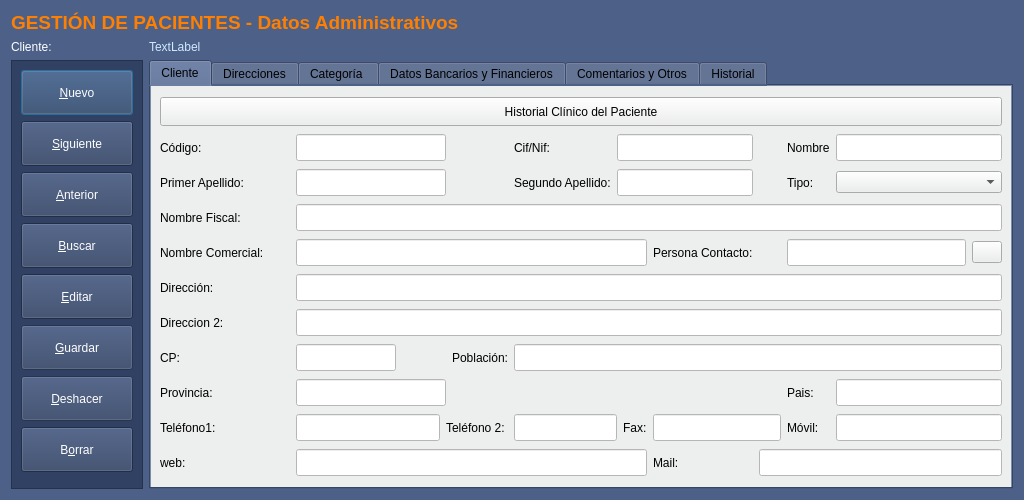
First picture: the form in Zona_Pacientes/frmClientes.ui, repository arcnexus/RedFoX, before the edit.
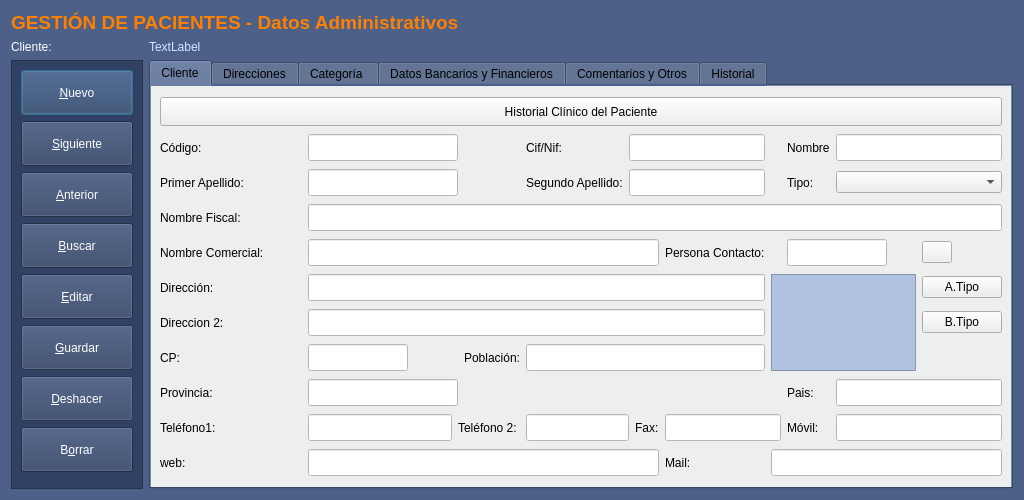
Second picture: the form after the edit. The open tabs and pages were chosen to show the change. Icons and pictures are not drawn.

Commit message: Tipo y subtipo cliente

Diff of the .ui file:
```diff
--- a/Zona_Pacientes/frmClientes.ui
+++ b/Zona_Pacientes/frmClientes.ui
@@ -52,16 +52,6 @@
      </property>
     </widget>
    </item>
-   <item row="1" column="1">
-    <widget class="QLabel" name="txtNombreFiscal">
-     <property name="styleSheet">
-      <string notr="true">color: rgb(208, 233, 255)</string>
-     </property>
-     <property name="text">
-      <string>TextLabel</string>
-     </property>
-    </widget>
-   </item>
    <item row="2" column="0">
     <widget class="QFrame" name="frame_3">
      <property name="sizePolicy">
@@ -297,6 +287,16 @@
      </property>
     </widget>
    </item>
+   <item row="1" column="1">
+    <widget class="QLabel" name="txtNombreFiscal">
+     <property name="styleSheet">
+      <string notr="true">color: rgb(208, 233, 255)</string>
+     </property>
+     <property name="text">
+      <string>TextLabel</string>
+     </property>
+    </widget>
+   </item>
    <item row="2" column="1" colspan="2">
     <widget class="QTabWidget" name="tabWidget">
      <property name="sizePolicy">
@@ -733,7 +733,7 @@
       <string notr="true"/>
      </property>
      <property name="currentIndex">
-      <number>2</number>
+      <number>0</number>
      </property>
      <widget class="QWidget" name="tab">
       <property name="styleSheet">
@@ -743,14 +743,30 @@
        <string>Cliente</string>
       </attribute>
       <layout class="QGridLayout" name="gridLayout_2">
-       <item row="9" column="6">
-        <widget class="QLabel" name="label_21">
+       <item row="2" column="11">
+        <widget class="QLabel" name="label_45">
          <property name="text">
-          <string>Fax:</string>
+          <string>Tipo:</string>
          </property>
         </widget>
        </item>
-       <item row="9" column="7" colspan="2">
+       <item row="2" column="12" colspan="4">
+        <widget class="QComboBox" name="dboTipoCliente"/>
+       </item>
+       <item row="10" column="10" colspan="6">
+        <widget class="QLineEdit" name="txtcEMail">
+         <property name="minimumSize">
+          <size>
+           <width>0</width>
+           <height>27</height>
+          </size>
+         </property>
+         <property name="styleSheet">
+          <string notr="true">background-color: rgb(255, 255, 255);</string>
+         </property>
+        </widget>
+       </item>
+       <item row="9" column="9" colspan="2">
         <widget class="QLineEdit" name="txtcFax">
          <property name="minimumSize">
           <size>
@@ -763,18 +779,18 @@
          </property>
         </widget>
        </item>
-       <item row="9" column="9">
+       <item row="9" column="11">
         <widget class="QLabel" name="label_22">
          <property name="text">
           <string>Móvil:</string>
          </property>
         </widget>
        </item>
-       <item row="9" column="10" colspan="2">
-        <widget class="QLineEdit" name="txtcMovil">
+       <item row="4" column="11" colspan="2">
+        <widget class="QLineEdit" name="txtcPersonaContacto">
          <property name="minimumSize">
           <size>
-           <width>166</width>
+           <width>0</width>
            <height>27</height>
           </size>
          </property>
@@ -783,68 +799,80 @@
          </property>
         </widget>
        </item>
-       <item row="7" column="3">
-        <widget class="QLabel" name="label_16">
+       <item row="4" column="15">
+        <widget class="QPushButton" name="btnOtrosContactos">
+         <property name="maximumSize">
+          <size>
+           <width>30</width>
+           <height>16777215</height>
+          </size>
+         </property>
+         <property name="toolTip">
+          <string>Otras personas de contacto</string>
+         </property>
          <property name="text">
-          <string>Población:</string>
+          <string/>
          </property>
+         <property name="icon">
+          <iconset resource="../terra.qrc">
+           <normaloff>:/Icons/PNG/users.png</normaloff>:/Icons/PNG/users.png</iconset>
+         </property>
+         <property name="iconSize">
+          <size>
+           <width>13</width>
+           <height>24</height>
+          </size>
+         </property>
         </widget>
        </item>
-       <item row="1" column="4">
+       <item row="1" column="0">
+        <widget class="QLabel" name="label">
+         <property name="text">
+          <string>Código:                        </string>
+         </property>
+        </widget>
+       </item>
+       <item row="2" column="6">
+        <widget class="QLabel" name="label_5">
+         <property name="text">
+          <string>Segundo Apellido:</string>
+         </property>
+        </widget>
+       </item>
+       <item row="2" column="7" colspan="3">
+        <widget class="QLineEdit" name="txtSegundoApellido">
+         <property name="minimumSize">
+          <size>
+           <width>125</width>
+           <height>27</height>
+          </size>
+         </property>
+         <property name="styleSheet">
+          <string notr="true">background-color: rgb(255, 255, 255);</string>
+         </property>
+        </widget>
+       </item>
+       <item row="1" column="5">
+        <spacer name="horizontalSpacer">
+         <property name="orientation">
+          <enum>Qt::Horizontal</enum>
+         </property>
+         <property name="sizeHint" stdset="0">
+          <size>
+           <width>67</width>
+           <height>20</height>
+          </size>
+         </property>
+        </spacer>
+       </item>
+       <item row="1" column="6">
         <widget class="QLabel" name="label_2">
          <property name="text">
           <string>Cif/Nif:</string>
          </property>
         </widget>
        </item>
-       <item row="9" column="0">
-        <widget class="QLabel" name="label_19">
-         <property name="text">
-          <string>Teléfono1:                   </string>
-         </property>
-        </widget>
-       </item>
-       <item row="9" column="1">
-        <widget class="QLineEdit" name="txtcTelefono1">
-         <property name="minimumSize">
-          <size>
-           <width>0</width>
-           <height>27</height>
-          </size>
-         </property>
-         <property name="styleSheet">
-          <string notr="true">background-color: rgb(255, 255, 255);</string>
-         </property>
-        </widget>
-       </item>
-       <item row="9" column="2" colspan="2">
-        <widget class="QLabel" name="label_20">
-         <property name="text">
-          <string>Teléfono 2:</string>
-         </property>
-        </widget>
-       </item>
-       <item row="9" column="4" colspan="2">
-        <widget class="QLineEdit" name="txtcTelefono2">
-         <property name="minimumSize">
-          <size>
-           <width>100</width>
-           <height>27</height>
-          </size>
-         </property>
-         <property name="styleSheet">
-          <string notr="true">background-color: rgb(255, 255, 255);</string>
-         </property>
-        </widget>
-       </item>
-       <item row="8" column="0">
-        <widget class="QLabel" name="label_17">
-         <property name="text">
-          <string>Provincia:                    </string>
-         </property>
-        </widget>
-       </item>
-       <item row="1" column="10" colspan="2">
+       <item row="1" column="12" colspan="4">
         <widget class="QLineEdit" name="txtcNombre">
          <property name="minimumSize">
           <size>
@@ -867,7 +895,46 @@
          </property>
         </widget>
        </item>
-       <item row="1" column="5" colspan="3">
+       <item row="3" column="3" colspan="13">
+        <widget class="QLineEdit" name="txtcNombreFiscal">
+         <property name="minimumSize">
+          <size>
+           <width>0</width>
+           <height>27</height>
+          </size>
+         </property>
+         <property name="styleSheet">
+          <string notr="true">background-color: rgb(255, 255, 255);</string>
+         </property>
+        </widget>
+       </item>
+       <item row="2" column="3" colspan="2">
+        <widget class="QLineEdit" name="txtPrimerApellido">
+         <property name="minimumSize">
+          <size>
+           <width>150</width>
+           <height>27</height>
+          </size>
+         </property>
+         <property name="styleSheet">
+          <string notr="true">background-color: rgb(255, 255, 255);</string>
+         </property>
+        </widget>
+       </item>
+       <item row="1" column="10">
+        <spacer name="horizontalSpacer_2">
+         <property name="orientation">
+          <enum>Qt::Horizontal</enum>
+         </property>
+         <property name="sizeHint" stdset="0">
+          <size>
+           <width>52</width>
+           <height>20</height>
+          </size>
+         </property>
+        </spacer>
+       </item>
+       <item row="1" column="7" colspan="3">
         <widget class="QLineEdit" name="txtcCifNif">
          <property name="minimumSize">
           <size>
@@ -881,6 +948,52 @@
          </property>
         </widget>
        </item>
+       <item row="9" column="6" colspan="2">
+        <widget class="QLineEdit" name="txtcTelefono2">
+         <property name="minimumSize">
+          <size>
+           <width>100</width>
+           <height>27</height>
+          </size>
+         </property>
+         <property name="styleSheet">
+          <string notr="true">background-color: rgb(255, 255, 255);</string>
+         </property>
+        </widget>
+       </item>
+       <item row="9" column="8">
+        <widget class="QLabel" name="label_21">
+         <property name="text">
+          <string>Fax:</string>
+         </property>
+        </widget>
+       </item>
+       <item row="8" column="0">
+        <widget class="QLabel" name="label_17">
+         <property name="text">
+          <string>Provincia:                    </string>
+         </property>
+        </widget>
+       </item>
+       <item row="8" column="3" colspan="2">
+        <widget class="QLineEdit" name="txtcProvincia">
+         <property name="minimumSize">
+          <size>
+           <width>0</width>
+           <height>27</height>
+          </size>
+         </property>
+         <property name="maximumSize">
+          <size>
+           <width>150</width>
+           <height>16777215</height>
+          </size>
+         </property>
+         <property name="styleSheet">
+          <string notr="true">background-color: rgb(255, 255, 255);</string>
+         </property>
+        </widget>
+       </item>
        <item row="3" column="0">
         <widget class="QLabel" name="label_11">
          <property name="text">
@@ -888,19 +1001,6 @@
          </property>
         </widget>
        </item>
-       <item row="3" column="1" colspan="11">
-        <widget class="QLineEdit" name="txtcNombreFiscal">
-         <property name="minimumSize">
-          <size>
-           <width>0</width>
-           <height>27</height>
-          </size>
-         </property>
-         <property name="styleSheet">
-          <string notr="true">background-color: rgb(255, 255, 255);</string>
-         </property>
-        </widget>
-       </item>
        <item row="4" column="0">
         <widget class="QLabel" name="label_12">
          <property name="text">
@@ -908,226 +1008,7 @@
          </property>
         </widget>
        </item>
-       <item row="0" column="0" colspan="12">
-        <widget class="QPushButton" name="btnFichaPaciente">
-         <property name="minimumSize">
-          <size>
-           <width>0</width>
-           <height>29</height>
-          </size>
-         </property>
-         <property name="styleSheet">
-          <string notr="true"/>
-         </property>
-         <property name="text">
-          <string>Historial Clínico del Paciente</string>
-         </property>
-         <property name="icon">
-          <iconset resource="../terra.qrc">
-           <normaloff>:/Icons/PNG/medic.png</normaloff>:/Icons/PNG/medic.png</iconset>
-         </property>
-         <property name="iconSize">
-          <size>
-           <width>21</width>
-           <height>21</height>
-          </size>
-         </property>
-        </widget>
-       </item>
-       <item row="1" column="0">
-        <widget class="QLabel" name="label">
-         <property name="text">
-          <string>Código:                        </string>
-         </property>
-        </widget>
-       </item>
-       <item row="2" column="1" colspan="2">
-        <widget class="QLineEdit" name="txtPrimerApellido">
-         <property name="minimumSize">
-          <size>
-           <width>150</width>
-           <height>27</height>
-          </size>
-         </property>
-         <property name="styleSheet">
-          <string notr="true">background-color: rgb(255, 255, 255);</string>
-         </property>
-        </widget>
-       </item>
-       <item row="1" column="3">
-        <spacer name="horizontalSpacer">
-         <property name="orientation">
-          <enum>Qt::Horizontal</enum>
-         </property>
-         <property name="sizeHint" stdset="0">
-          <size>
-           <width>67</width>
-           <height>20</height>
-          </size>
-         </property>
-        </spacer>
-       </item>
-       <item row="4" column="1" colspan="6">
-        <widget class="QLineEdit" name="txtcNombreComercial">
-         <property name="minimumSize">
-          <size>
-           <width>0</width>
-           <height>27</height>
-          </size>
-         </property>
-         <property name="maximumSize">
-          <size>
-           <width>367</width>
-           <height>16777215</height>
-          </size>
-         </property>
-         <property name="styleSheet">
-          <string notr="true">background-color: rgb(255, 255, 255);</string>
-         </property>
-        </widget>
-       </item>
-       <item row="2" column="4">
-        <widget class="QLabel" name="label_5">
-         <property name="text">
-          <string>Segundo Apellido:</string>
-         </property>
-        </widget>
-       </item>
-       <item row="2" column="5" colspan="3">
-        <widget class="QLineEdit" name="txtSegundoApellido">
-         <property name="minimumSize">
-          <size>
-           <width>125</width>
-           <height>27</height>
-          </size>
-         </property>
-         <property name="styleSheet">
-          <string notr="true">background-color: rgb(255, 255, 255);</string>
-         </property>
-        </widget>
-       </item>
-       <item row="1" column="9">
-        <widget class="QLabel" name="label_3">
-         <property name="text">
-          <string>Nombre</string>
-         </property>
-        </widget>
-       </item>
-       <item row="7" column="1">
-        <widget class="QLineEdit" name="txtcCp">
-         <property name="minimumSize">
-          <size>
-           <width>0</width>
-           <height>27</height>
-          </size>
-         </property>
-         <property name="maximumSize">
-          <size>
-           <width>100</width>
-           <height>16777215</height>
-          </size>
-         </property>
-         <property name="styleSheet">
-          <string notr="true">background-color: rgb(255, 255, 255);</string>
-         </property>
-        </widget>
-       </item>
-       <item row="7" column="4" colspan="8">
-        <widget class="QLineEdit" name="txtcPoblacion">
-         <property name="minimumSize">
-          <size>
-           <width>0</width>
-           <height>27</height>
-          </size>
-         </property>
-         <property name="styleSheet">
-          <string notr="true">background-color: rgb(255, 255, 255);</string>
-         </property>
-        </widget>
-       </item>
-       <item row="5" column="0">
-        <widget class="QLabel" name="label_13">
-         <property name="text">
-          <string>Dirección:                   </string>
-         </property>
-        </widget>
-       </item>
-       <item row="6" column="0">
-        <widget class="QLabel" name="label_14">
-         <property name="text">
-          <string>Direccion 2:                </string>
-         </property>
-        </widget>
-       </item>
-       <item row="6" column="1" colspan="11">
-        <widget class="QLineEdit" name="txtcDireccion2">
-         <property name="minimumSize">
-          <size>
-           <width>0</width>
-           <height>27</height>
-          </size>
-         </property>
-         <property name="styleSheet">
-          <string notr="true">background-color: rgb(255, 255, 255);</string>
-         </property>
-        </widget>
-       </item>
-       <item row="7" column="0">
-        <widget class="QLabel" name="label_15">
-         <property name="text">
-          <string>CP:                                 </string>
-         </property>
-        </widget>
-       </item>
-       <item row="1" column="1" colspan="2">
-        <widget class="QLineEdit" name="txtcCodigoCliente">
-         <property name="minimumSize">
-          <size>
-           <width>0</width>
-           <height>27</height>
-          </size>
-         </property>
-         <property name="styleSheet">
-          <string notr="true">background-color: rgb(255, 255, 255);</string>
-         </property>
-         <property name="readOnly">
-          <bool>false</bool>
-         </property>
-        </widget>
-       </item>
-       <item row="1" column="8">
-        <spacer name="horizontalSpacer_2">
-         <property name="orientation">
-          <enum>Qt::Horizontal</enum>
-         </property>
-         <property name="sizeHint" stdset="0">
-          <size>
-           <width>52</width>
-           <height>20</height>
-          </size>
-         </property>
-        </spacer>
-       </item>
-       <item row="8" column="1" colspan="2">
-        <widget class="QLineEdit" name="txtcProvincia">
-         <property name="minimumSize">
-          <size>
-           <width>0</width>
-           <height>27</height>
-          </size>
-         </property>
-         <property name="maximumSize">
-          <size>
-           <width>150</width>
-           <height>16777215</height>
-          </size>
-         </property>
-         <property name="styleSheet">
-          <string notr="true">background-color: rgb(255, 255, 255);</string>
-         </property>
-        </widget>
-       </item>
-       <item row="8" column="3">
+       <item row="8" column="5">
         <spacer name="horizontalSpacer_4">
          <property name="orientation">
           <enum>Qt::Horizontal</enum>
@@ -1140,57 +1021,18 @@
          </property>
         </spacer>
        </item>
-       <item row="8" column="9">
+       <item row="8" column="11">
         <widget class="QLabel" name="label_18">
          <property name="text">
           <string>Pais:</string>
          </property>
         </widget>
        </item>
-       <item row="8" column="10" colspan="2">
-        <widget class="QLineEdit" name="txtcPais">
+       <item row="9" column="12" colspan="4">
+        <widget class="QLineEdit" name="txtcMovil">
          <property name="minimumSize">
           <size>
-           <width>0</width>
-           <height>27</height>
-          </size>
-         </property>
-         <property name="styleSheet">
-          <string notr="true">background-color: rgb(255, 255, 255);</string>
-         </property>
-        </widget>
-       </item>
-       <item row="4" column="11">
-        <widget class="QPushButton" name="btnOtrosContactos">
-         <property name="maximumSize">
-          <size>
-           <width>30</width>
-           <height>16777215</height>
-          </size>
-         </property>
-         <property name="toolTip">
-          <string>Otras personas de contacto</string>
-         </property>
-         <property name="text">
-          <string/>
-         </property>
-         <property name="icon">
-          <iconset resource="../terra.qrc">
-           <normaloff>:/Icons/PNG/users.png</normaloff>:/Icons/PNG/users.png</iconset>
-         </property>
-         <property name="iconSize">
-          <size>
-           <width>13</width>
-           <height>24</height>
-          </size>
-         </property>
-        </widget>
-       </item>
-       <item row="5" column="1" colspan="11">
-        <widget class="QLineEdit" name="txtcDireccion1">
-         <property name="minimumSize">
-          <size>
-           <width>0</width>
+           <width>166</width>
            <height>27</height>
           </size>
          </property>
@@ -1206,7 +1048,142 @@
          </property>
         </widget>
        </item>
-       <item row="10" column="1" colspan="6">
+       <item row="1" column="3" colspan="2">
+        <widget class="QLineEdit" name="txtcCodigoCliente">
+         <property name="minimumSize">
+          <size>
+           <width>0</width>
+           <height>27</height>
+          </size>
+         </property>
+         <property name="styleSheet">
+          <string notr="true">background-color: rgb(255, 255, 255);</string>
+         </property>
+         <property name="readOnly">
+          <bool>false</bool>
+         </property>
+        </widget>
+       </item>
+       <item row="6" column="0">
+        <widget class="QLabel" name="label_14">
+         <property name="text">
+          <string>Direccion 2:                </string>
+         </property>
+        </widget>
+       </item>
+       <item row="8" column="12" colspan="4">
+        <widget class="QLineEdit" name="txtcPais">
+         <property name="minimumSize">
+          <size>
+           <width>0</width>
+           <height>27</height>
+          </size>
+         </property>
+         <property name="styleSheet">
+          <string notr="true">background-color: rgb(255, 255, 255);</string>
+         </property>
+        </widget>
+       </item>
+       <item row="9" column="0">
+        <widget class="QLabel" name="label_19">
+         <property name="text">
+          <string>Teléfono1:                   </string>
+         </property>
+        </widget>
+       </item>
+       <item row="5" column="0">
+        <widget class="QLabel" name="label_13">
+         <property name="text">
+          <string>Dirección:                   </string>
+         </property>
+        </widget>
+       </item>
+       <item row="2" column="10">
+        <spacer name="horizontalSpacer_3">
+         <property name="orientation">
+          <enum>Qt::Horizontal</enum>
+         </property>
+         <property name="sizeHint" stdset="0">
+          <size>
+           <width>67</width>
+           <height>20</height>
+          </size>
+         </property>
+        </spacer>
+       </item>
+       <item row="7" column="3">
+        <widget class="QLineEdit" name="txtcCp">
+         <property name="minimumSize">
+          <size>
+           <width>0</width>
+           <height>27</height>
+          </size>
+         </property>
+         <property name="maximumSize">
+          <size>
+           <width>100</width>
+           <height>16777215</height>
+          </size>
+         </property>
+         <property name="styleSheet">
+          <string notr="true">background-color: rgb(255, 255, 255);</string>
+         </property>
+        </widget>
+       </item>
+       <item row="7" column="5">
+        <widget class="QLabel" name="label_16">
+         <property name="text">
+          <string>Población:</string>
+         </property>
+        </widget>
+       </item>
+       <item row="4" column="3" colspan="6">
+        <widget class="QLineEdit" name="txtcNombreComercial">
+         <property name="minimumSize">
+          <size>
+           <width>0</width>
+           <height>27</height>
+          </size>
+         </property>
+         <property name="maximumSize">
+          <size>
+           <width>367</width>
+           <height>16777215</height>
+          </size>
+         </property>
+         <property name="styleSheet">
+          <string notr="true">background-color: rgb(255, 255, 255);</string>
+         </property>
+        </widget>
+       </item>
+       <item row="4" column="9">
+        <widget class="QLabel" name="label_41">
+         <property name="text">
+          <string>Persona Contacto:</string>
+         </property>
+        </widget>
+       </item>
+       <item row="9" column="3">
+        <widget class="QLineEdit" name="txtcTelefono1">
+         <property name="minimumSize">
+          <size>
+           <width>0</width>
+           <height>27</height>
+          </size>
+         </property>
+         <property name="styleSheet">
+          <string notr="true">background-color: rgb(255, 255, 255);</string>
+         </property>
+        </widget>
+       </item>
+       <item row="9" column="4" colspan="2">
+        <widget class="QLabel" name="label_20">
+         <property name="text">
+          <string>Teléfono 2:</string>
+         </property>
+        </widget>
+       </item>
+       <item row="10" column="3" colspan="6">
         <widget class="QLineEdit" name="txtcWeb">
          <property name="minimumSize">
           <size>
@@ -1222,55 +1199,69 @@
          </property>
         </widget>
        </item>
-       <item row="10" column="7">
+       <item row="10" column="9">
         <widget class="QLabel" name="label_24">
          <property name="text">
           <string>Mail:</string>
          </property>
         </widget>
        </item>
-       <item row="10" column="8" colspan="4">
-        <widget class="QLineEdit" name="txtcEMail">
+       <item row="0" column="0" colspan="16">
+        <widget class="QPushButton" name="btnFichaPaciente">
          <property name="minimumSize">
           <size>
            <width>0</width>
-           <height>27</height>
+           <height>29</height>
           </size>
          </property>
          <property name="styleSheet">
-          <string notr="true">background-color: rgb(255, 255, 255);</string>
+          <string notr="true"/>
          </property>
-        </widget>
-       </item>
-       <item row="2" column="8">
-        <spacer name="horizontalSpacer_3">
-         <property name="orientation">
-          <enum>Qt::Horizontal</enum>
+         <property name="text">
+          <string>Historial Clínico del Paciente</string>
          </property>
-         <property name="sizeHint" stdset="0">
+         <property name="icon">
+          <iconset resource="../terra.qrc">
+           <normaloff>:/Icons/PNG/medic.png</normaloff>:/Icons/PNG/medic.png</iconset>
+         </property>
+         <property name="iconSize">
           <size>
-           <width>67</width>
-           <height>20</height>
+           <width>21</width>
+           <height>21</height>
           </size>
          </property>
-        </spacer>
+        </widget>
        </item>
-       <item row="2" column="9">
-        <widget class="QLabel" name="label_45">
+       <item row="7" column="0">
+        <widget class="QLabel" name="label_15">
          <property name="text">
-          <string>Tipo:</string>
+          <string>CP:                                 </string>
          </property>
         </widget>
        </item>
-       <item row="4" column="7">
-        <widget class="QLabel" name="label_41">
+       <item row="1" column="11">
+        <widget class="QLabel" name="label_3">
          <property name="text">
-          <string>Persona Contacto:</string>
+          <string>Nombre</string>
          </property>
         </widget>
        </item>
-       <item row="4" column="9" colspan="2">
-        <widget class="QLineEdit" name="txtcPersonaContacto">
+       <item row="5" column="15">
+        <widget class="QPushButton" name="pushButton_4">
+         <property name="text">
+          <string>A.Tipo</string>
+         </property>
+        </widget>
+       </item>
+       <item row="6" column="15">
+        <widget class="QPushButton" name="pushButton_5">
+         <property name="text">
+          <string>B.Tipo</string>
+         </property>
+        </widget>
+       </item>
+       <item row="5" column="3" colspan="7">
+        <widget class="QLineEdit" name="txtcDireccion1">
          <property name="minimumSize">
           <size>
            <width>0</width>
@@ -1282,8 +1273,44 @@
          </property>
         </widget>
        </item>
-       <item row="2" column="10" colspan="2">
-        <widget class="QComboBox" name="dboTipoCliente"/>
+       <item row="6" column="3" colspan="7">
+        <widget class="QLineEdit" name="txtcDireccion2">
+         <property name="minimumSize">
+          <size>
+           <width>0</width>
+           <height>27</height>
+          </size>
+         </property>
+         <property name="styleSheet">
+          <string notr="true">background-color: rgb(255, 255, 255);</string>
+         </property>
+        </widget>
+       </item>
+       <item row="7" column="6" colspan="4">
+        <widget class="QLineEdit" name="txtcPoblacion">
+         <property name="minimumSize">
+          <size>
+           <width>0</width>
+           <height>27</height>
+          </size>
+         </property>
+         <property name="styleSheet">
+          <string notr="true">background-color: rgb(255, 255, 255);</string>
+         </property>
+        </widget>
+       </item>
+       <item row="5" column="10" rowspan="3" colspan="5">
+        <widget class="QFrame" name="frame">
+         <property name="styleSheet">
+          <string notr="true">background-color: rgb(175,195,225);</string>
+         </property>
+         <property name="frameShape">
+          <enum>QFrame::StyledPanel</enum>
+         </property>
+         <property name="frameShadow">
+          <enum>QFrame::Raised</enum>
+         </property>
+        </widget>
        </item>
       </layout>
      </widget>
```
The commit also changes 2 other files.
